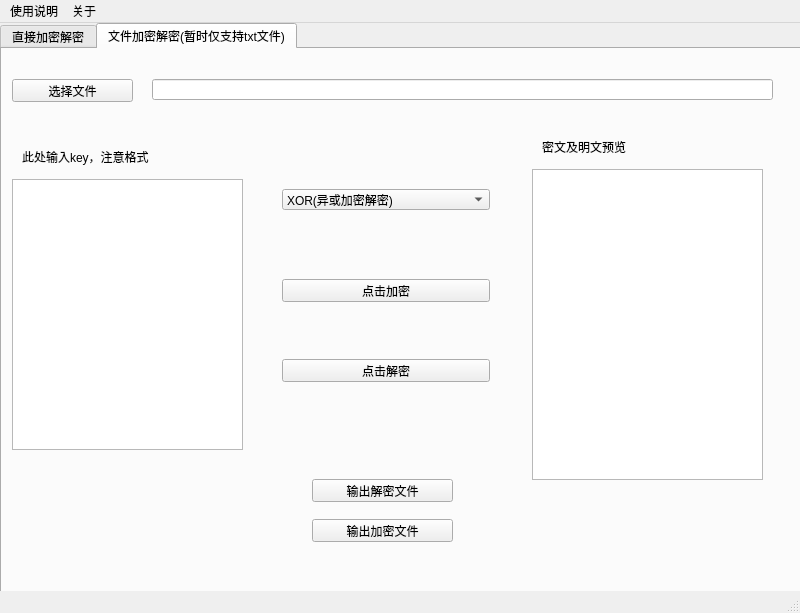
JSHZT/info_sec, file homework4/GUI/mainwin.ui: the form before one commit.
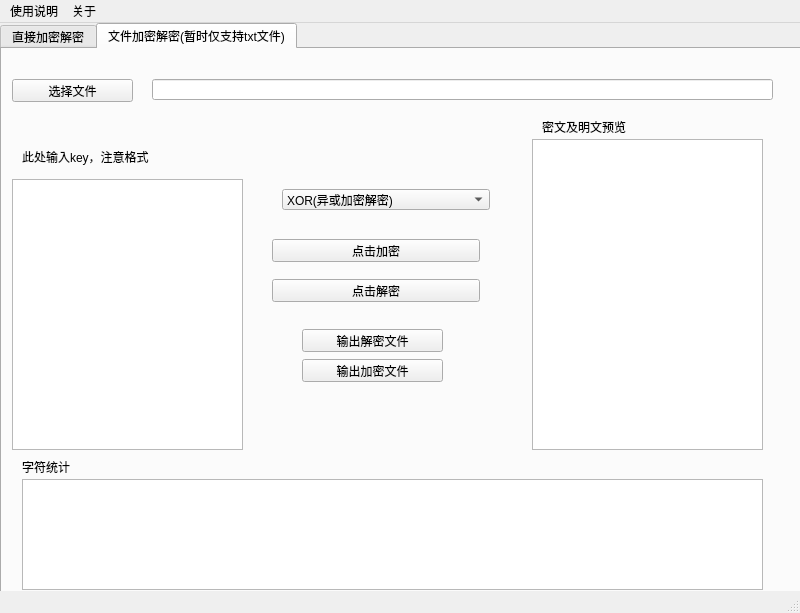
The form after the commit.

Commit message: 封装了字符统计功能，修复读写错误的bug

Patch:
```diff
--- a/homework4/GUI/mainwin.ui
+++ b/homework4/GUI/mainwin.ui
@@ -193,8 +193,8 @@
      <widget class="QPushButton" name="encode_button_file">
       <property name="geometry">
        <rect>
-        <x>280</x>
-        <y>230</y>
+        <x>270</x>
+        <y>190</y>
         <width>208</width>
         <height>23</height>
        </rect>
@@ -207,7 +207,7 @@
       <property name="geometry">
        <rect>
         <x>530</x>
-        <y>120</y>
+        <y>90</y>
         <width>231</width>
         <height>311</height>
        </rect>
@@ -216,8 +216,8 @@
      <widget class="QPushButton" name="decode_button_file">
       <property name="geometry">
        <rect>
-        <x>280</x>
-        <y>310</y>
+        <x>270</x>
+        <y>230</y>
         <width>208</width>
         <height>23</height>
        </rect>
@@ -229,8 +229,8 @@
      <widget class="QPushButton" name="ouput_file_en">
       <property name="geometry">
        <rect>
-        <x>310</x>
-        <y>470</y>
+        <x>300</x>
+        <y>310</y>
         <width>141</width>
         <height>23</height>
        </rect>
@@ -256,7 +256,7 @@
       <property name="geometry">
        <rect>
         <x>540</x>
-        <y>90</y>
+        <y>70</y>
         <width>181</width>
         <height>16</height>
        </rect>
@@ -268,8 +268,8 @@
      <widget class="QPushButton" name="ouput_file_de">
       <property name="geometry">
        <rect>
-        <x>310</x>
-        <y>430</y>
+        <x>300</x>
+        <y>280</y>
         <width>141</width>
         <height>23</height>
        </rect>
@@ -278,6 +278,29 @@
        <string>输出解密文件</string>
       </property>
      </widget>
+     <widget class="QTextBrowser" name="char_num_file">
+      <property name="geometry">
+       <rect>
+        <x>20</x>
+        <y>430</y>
+        <width>741</width>
+        <height>111</height>
+       </rect>
+      </property>
+     </widget>
+     <widget class="QLabel" name="label_7">
+      <property name="geometry">
+       <rect>
+        <x>20</x>
+        <y>410</y>
+        <width>72</width>
+        <height>15</height>
+       </rect>
+      </property>
+      <property name="text">
+       <string>字符统计</string>
+      </property>
+     </widget>
     </widget>
    </widget>
   </widget>
```
Left out of the diff: 10 changed lines with no effect on the pictures. The commit also changes 7 other files.
